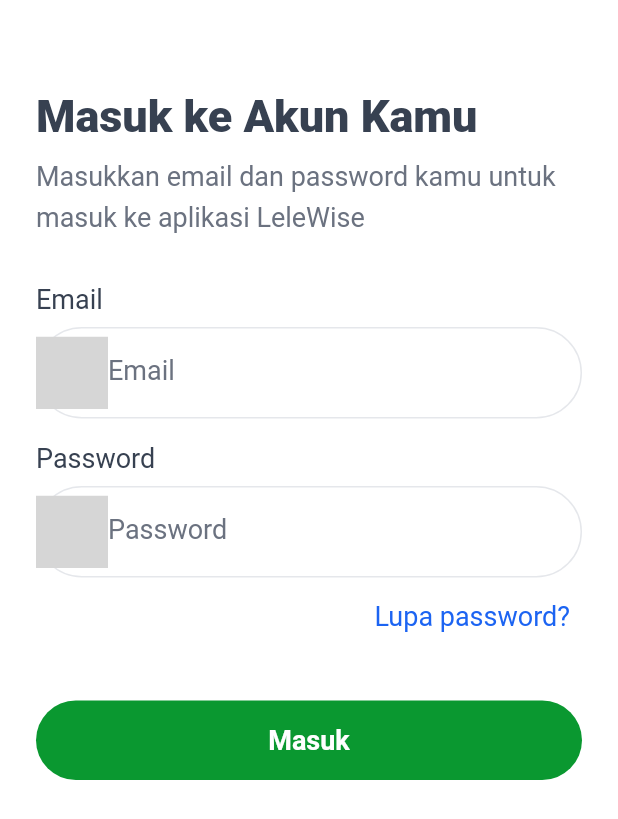
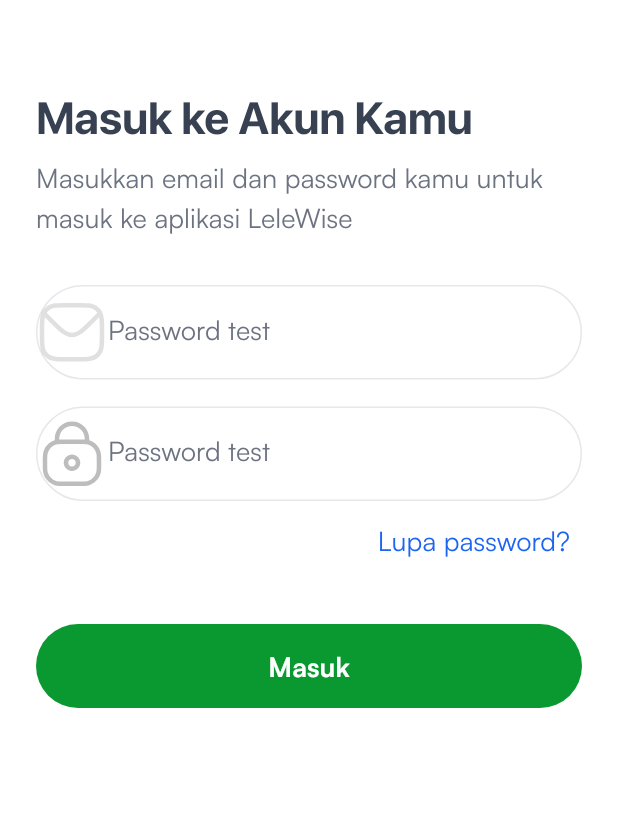
Before and after one commit to fikrilal/LeleWise-Mobile-Apps, a Flutter app: the screen it shows after launch, after a tap on "Masuk", on a phone screen of 412 x 824 dp. Shown: the top 819 px of the screen. Run offline on Flutter 3.47's test engine with Material 2 defaults, Android fonts, the phone set to English and light mode, and no system bars; our stand-ins replace firebase_auth, firebase_core, flutter_svg; accounts and stored records are empty; network calls fail; grey boxes are pictures that could not be loaded.

Commit message:
firebase auth

```diff
--- a/lib/res/colors/color_libraries.dart
+++ b/lib/res/colors/color_libraries.dart
@@ -13,4 +13,6 @@ class ListColor {
   static const gray50 = Color(0xFFF9FAFB);
 
   static const blue600 = Color(0xFF1C64F2);
+
+  static const primary = Color(0xff0A9830);
 }
--- a/lib/view/component/textfield/component_primary_textfield.dart
+++ b/lib/view/component/textfield/component_primary_textfield.dart
@@ -1,49 +1,60 @@
 import 'package:flutter/material.dart';
 import 'package:flutter_svg/flutter_svg.dart';
+import 'package:lelewise_mobile_apps/res/colors/color_libraries.dart';
 
-TextField PrimaryTextfield(String text, IconData iconData, bool isPasswordType,
-    TextEditingController controller) {
-  return TextField(
+Widget PrimaryTextfield(
+    String text,
+    String svgIconPath,
+    bool isPasswordType,
+    TextEditingController controller,
+    double iconWidth,
+    double iconHeight,
+    Color iconColor) {
+  return TextFormField(
     controller: controller,
     obscureText: isPasswordType,
     enableSuggestions: !isPasswordType,
     autocorrect: !isPasswordType,
-    cursorColor: const Color(0xff0A9830),
+    cursorColor: ListColor.primary,
     style: const TextStyle(
       fontFamily: 'Satoshi',
       fontWeight: FontWeight.w400,
       fontSize: 18,
-      color: Color(0xFF374151), // Warna teks dalam TextField
+      color: ListColor.gray700, // Warna teks dalam TextField
     ),
     decoration: InputDecoration(
-      contentPadding: const EdgeInsets.only(
-          top: 20.0, right: 12.0, bottom: 20.0, left: 30.0),
+      contentPadding: const EdgeInsets.symmetric(
+        vertical: 20.0,
+        horizontal: 30.0,
+      ),
       enabledBorder: OutlineInputBorder(
         borderRadius: BorderRadius.circular(60),
         borderSide: const BorderSide(
-          color: Color(0xffE5E7EB),
+          color: ListColor.gray200,
           width: 1,
         ),
       ),
       focusedBorder: OutlineInputBorder(
         borderRadius: BorderRadius.circular(60),
         borderSide: const BorderSide(
-          color: Color(0xff0A9830),
+          color: ListColor.primary,
           width: 1,
         ),
       ),
       prefixIcon: SizedBox(
-          width: 24, // Atur lebar ikon sesuai keinginan Anda
-          child: SvgPicture.asset(
-            "assets/icons/email_icon.svg",
-            colorFilter: ColorFilter.mode(Colors.red, BlendMode.srcIn),
-          )),
+        width: iconWidth,
+        height: iconHeight,
+        child: SvgPicture.asset(
+          svgIconPath, // Gunakan path file SVG custom
+          color: iconColor,
+        ),
+      ),
       labelText: text,
       labelStyle: const TextStyle(
         fontFamily: 'Satoshi',
         fontWeight: FontWeight.w400,
         fontSize: 18,
-        color: Color(0xff6B7280),
+        color: ListColor.gray500,
       ),
       filled: false,
       floatingLabelBehavior: FloatingLabelBehavior.never,
--- a/lib/view/page/auth/login_page.dart
+++ b/lib/view/page/auth/login_page.dart
@@ -1,9 +1,11 @@
+import 'package:firebase_auth/firebase_auth.dart';
 import 'package:flutter/material.dart';
 import 'package:lelewise_mobile_apps/res/colors/color_libraries.dart';
 import 'package:lelewise_mobile_apps/view/component/button/component_primary_btn.dart';
 import 'package:lelewise_mobile_apps/view/component/text/component_desc.dart';
 import 'package:lelewise_mobile_apps/view/component/text/component_header.dart';
 import 'package:lelewise_mobile_apps/view/component/textfield/component_primary_textfield.dart';
+import 'package:lelewise_mobile_apps/view/page/home/homepage.dart';
 
 class LoginPage extends StatefulWidget {
   const LoginPage({Key? key});
@@ -15,6 +17,24 @@ class LoginPage extends StatefulWidget {
 class _LoginPageState extends State<LoginPage> {
   TextEditingController _emailTextController = TextEditingController();
   TextEditingController _passwordTextController = TextEditingController();
+
+  static Future<User?> loginUsingEmailPassword(
+      {required String email,
+      required String password,
+      required BuildContext context}) async {
+    FirebaseAuth auth = FirebaseAuth.instance;
+    User? user;
+    try {
+      UserCredential userCredential = await auth.signInWithEmailAndPassword(
+          email: email, password: password);
+      user = userCredential.user;
+    } on FirebaseAuthException catch (e) {
+      if (e.code == "user-not-found") {
+        print("User not found");
+      }
+    }
+    return user;
+  }
 
   @override
   Widget build(BuildContext context) {
@@ -40,21 +60,22 @@ class _LoginPageState extends State<LoginPage> {
                 const SizedBox(
                   height: 32,
                 ),
-                buildTextFieldWithLabel(
-                  label: "Email",
-                  icon: Icons.email,
-                  isPassword: false,
-                  controller: _emailTextController,
+                PrimaryTextfield("Password test", "assets/icons/email_icon.svg",
+                    true, _passwordTextController, 12.0, 12.0, Colors.black12),
+                const SizedBox(
+                  height: 2,
                 ),
                 const SizedBox(
                   height: 16,
                 ),
-                buildTextFieldWithLabel(
-                  label: "Password",
-                  icon: Icons.lock,
-                  isPassword: true,
-                  controller: _passwordTextController,
-                ),
+                PrimaryTextfield(
+                    "Password test",
+                    "assets/icons/password_icon.svg",
+                    true,
+                    _passwordTextController,
+                    12,
+                    12,
+                    Colors.black26),
                 const SizedBox(
                   height: 2,
                 ),
@@ -80,8 +101,16 @@ class _LoginPageState extends State<LoginPage> {
                 ),
                 primaryButton(
                   text: "Masuk",
-                  onPressed: () {
-                    // Tambahkan fungsi yang ingin dijalankan saat tombol ditekan
+                  onPressed: () async {
+                    User? user = await loginUsingEmailPassword(
+                        email: _emailTextController.text,
+                        password: _passwordTextController.text,
+                        context: context);
+                    print(user);
+                    if (user != null) {
+                      Navigator.of(context).pushReplacement(
+                          MaterialPageRoute(builder: (context) => HomePage()));
+                    }
                   },
                 ),
               ],
@@ -91,28 +120,4 @@ class _LoginPageState extends State<LoginPage> {
       ),
     );
   }
-
-  Widget buildTextFieldWithLabel({
-    required String label,
-    required IconData icon,
-    required bool isPassword,
-    required TextEditingController controller,
-  }) {
-    return Column(
-      crossAxisAlignment: CrossAxisAlignment.start,
-      children: [
-        Text(
-          label,
-          style: const TextStyle(
-            fontFamily: 'Satoshi',
-            fontWeight: FontWeight.w400,
-            fontSize: 18,
-            color: ListColor.gray700,
-          ),
-        ),
-        const SizedBox(height: 8),
-        PrimaryTextfield(label, icon, isPassword, controller),
-      ],
-    );
-  }
 }
--- /dev/null
+++ b/lib/view/page/home/homepage.dart
@@ -0,0 +1,33 @@
+import 'package:firebase_core/firebase_core.dart';
+import 'package:flutter/material.dart';
+import 'package:lelewise_mobile_apps/view/page/auth/login_page.dart';
+
+class HomePage extends StatefulWidget {
+  const HomePage({super.key});
+
+  @override
+  State<HomePage> createState() => _homePageState();
+}
+
+class _homePageState extends State<HomePage> {
+  Future<FirebaseApp> _initializeFirebase() async {
+    FirebaseApp firebaseApp = await Firebase.initializeApp();
+    return firebaseApp;
+  }
+
+  @override
+  Widget build(BuildContext context) {
+    return Scaffold(
+      body: FutureBuilder(
+          future: _initializeFirebase(),
+          builder: (context, snapshot) {
+            if (snapshot.connectionState == ConnectionState.done) {
+              return LoginPage();
+            }
+            return const Center(
+              child: CircularProgressIndicator(),
+            );
+          }),
+    );
+  }
+}
```
Also changed, not shown: pubspec.yaml (+7 -4 lines), lib/firebase_options.dart (added), pubspec.lock, 10 other files.
